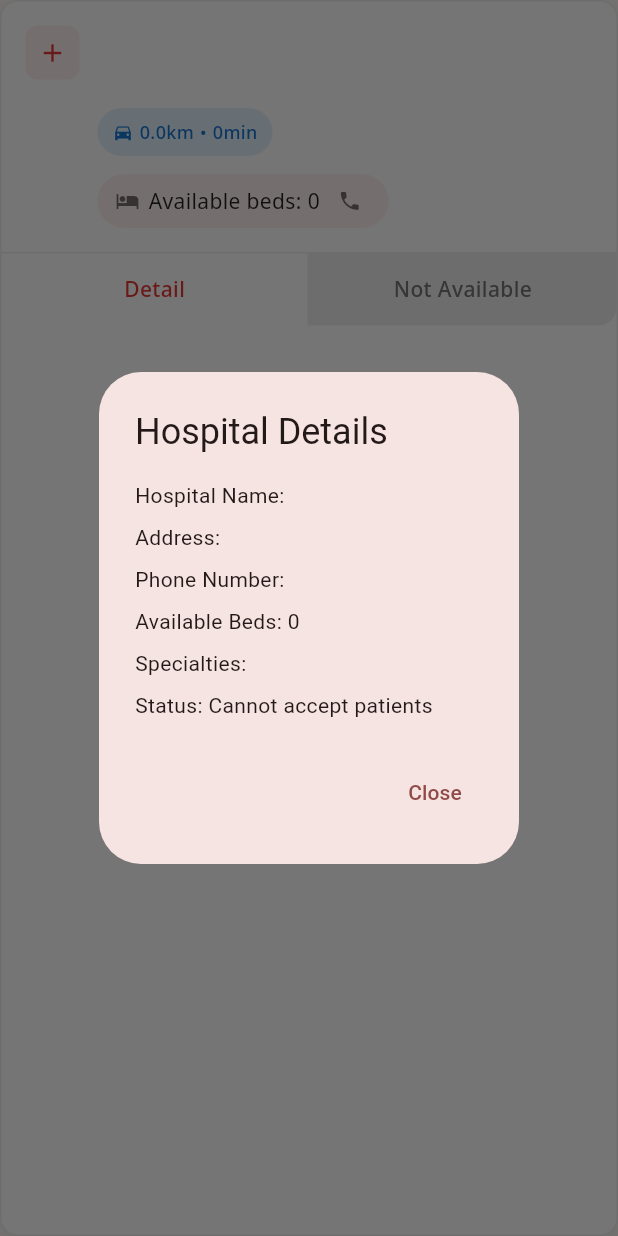
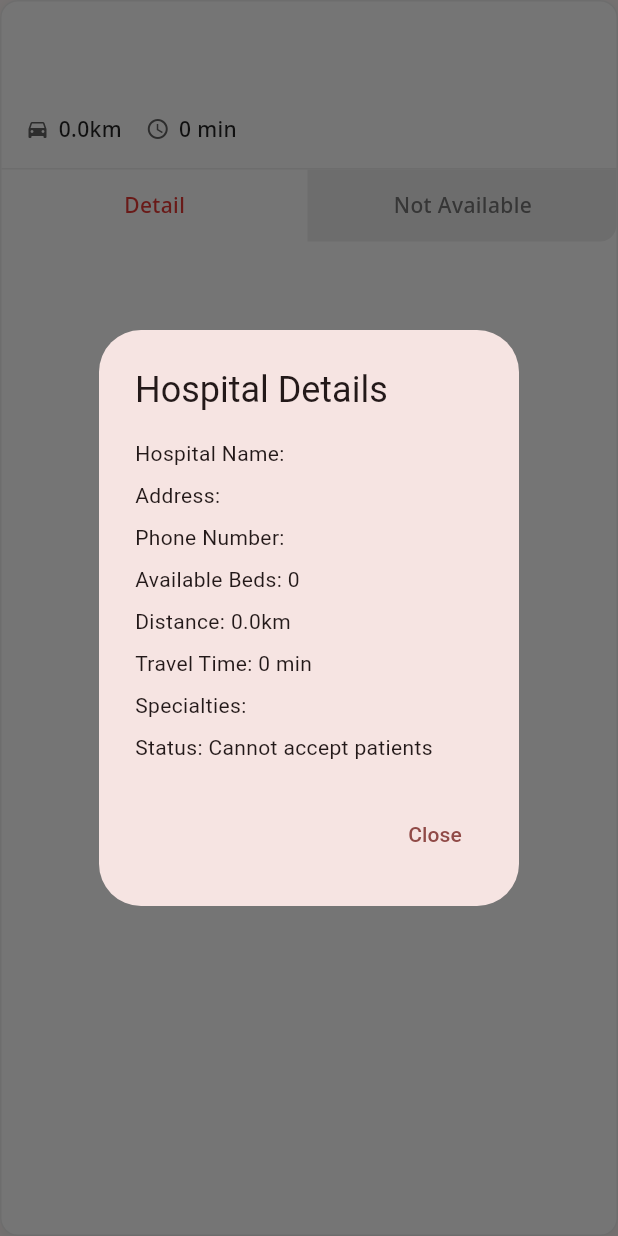
Before and after one commit to gdsc-konkuk/24-25-proj-Atempo-Client, a Flutter app: the HospitalCard widget shown alone on an empty page, opened directly with empty values, after a tap on "Detail", on a phone screen of 412 x 824 dp. Run offline on Flutter 3.47's test engine with Material 3 defaults, Android fonts, the phone set to English and light mode, and no system bars; our stand-ins replace flutter_dotenv, flutter_secure_storage, geocoding, geolocator, google_fonts, google_maps_flutter and 3 more; missing offline and left inert: flutter_mapbox_navigation; accounts and stored records are empty; network calls fail.

Commit message:
Refactor: Improve Emergency Room List UI Screen

```diff
--- a/medicall/lib/screens/emergency_room_list_screen.dart
+++ b/medicall/lib/screens/emergency_room_list_screen.dart
@@ -5,6 +5,11 @@ import '../services/hospital_service.dart';
 import '../models/hospital_model.dart';
 import 'navigation_screen.dart';
 import '../theme/app_theme.dart';
+
+// ort option
+enum SortOption {
+  distance,
+}
 
 class EmergencyRoomListScreen extends StatefulWidget {
   // Hospital list data received from server
@@ -31,6 +36,9 @@ class _EmergencyRoomListScreenState extends State<EmergencyRoomListScreen> {
   StreamSubscription? _hospitalSubscription;
   late String _admissionId;
 
+  // sort option
+  SortOption _currentSortOption = SortOption.distance; // default is distance
+
   final GlobalKey<AnimatedListState> _listKey = GlobalKey<AnimatedListState>();
 
   @override
@@ -40,6 +48,7 @@ class _EmergencyRoomListScreenState extends State<EmergencyRoomListScreen> {
     print('[EmergencyRoomListScreen] 🏥 Initializing with ${widget.hospitals.length} hospitals');
     print('[EmergencyRoomListScreen] 🔑 Admission ID: $_admissionId');
     _hospitals = List.from(widget.hospitals);
+    _sortHospitals(); // initial sort
     _subscribeToHospitalUpdates();
   }
 
@@ -50,7 +59,20 @@ class _EmergencyRoomListScreenState extends State<EmergencyRoomListScreen> {
     super.dispose();
   }
 
-  // Subscribe to real-time hospital list updates
+  // sort hospitals
+  void _sortHospitals() {
+    setState(() {
+      // sort by distance (null items are at the end)
+      _hospitals.sort((a, b) {
+        if (a.distance == null && b.distance == null) return 0;
+        if (a.distance == null) return 1;
+        if (b.distance == null) return -1;
+        return a.distance!.compareTo(b.distance!);
+      });
+    });
+  }
+
+  // subscribe to real-time hospital list updates
   void _subscribeToHospitalUpdates() {
     print('[EmergencyRoomListScreen] 📡 Setting up hospital updates subscription');
     _hospitalSubscription = widget.hospitalService.subscribeToHospitalUpdates().listen(
@@ -76,6 +98,9 @@ class _EmergencyRoomListScreenState extends State<EmergencyRoomListScreen> {
                 _listKey.currentState!.insertItem(_hospitals.length - 1);
               }
             }
+
+            // when new hospital is added or updated, sort the list
+            _sortHospitals();
           });
         }
       },
@@ -198,11 +223,12 @@ class _EmergencyRoomListScreenState extends State<EmergencyRoomListScreen> {
                         ),
                       ),
                       SizedBox(height: 16),
-                      // Available hospitals count
+
+                      // Hospital count
                       Padding(
                         padding: EdgeInsets.symmetric(horizontal: 20),
-                        child: Row(
-                          mainAxisAlignment: MainAxisAlignment.spaceBetween,
+                        child: Column(
+                          crossAxisAlignment: CrossAxisAlignment.start,
                           children: [
                             Text(
                               'Available hospitals: ${_hospitals.length}',
@@ -210,19 +236,26 @@ class _EmergencyRoomListScreenState extends State<EmergencyRoomListScreen> {
                                 fontWeight: FontWeight.bold,
                               ),
                             ),
-                            if (_hospitals.isNotEmpty)
-                              Container(
-                                padding: EdgeInsets.symmetric(horizontal: 10, vertical: 4),
-                                decoration: BoxDecoration(
-                                  color: Colors.green[50],
-                                  borderRadius: BorderRadius.circular(12),
-                                  border: Border.all(color: Colors.green[200]!),
+                            SizedBox(height: 8),
+                            Align(
+                              alignment: Alignment.centerRight,
+                              child: TextButton(
+                                onPressed: _sortHospitals,
+                                style: TextButton.styleFrom(
+                                  minimumSize: Size(0, 0),
+                                  padding: EdgeInsets.symmetric(horizontal: 12, vertical: 6),
+                                  backgroundColor: Colors.grey[200],
+                                  shape: RoundedRectangleBorder(
+                                    borderRadius: BorderRadius.circular(6),
+                                  ),
                                 ),
                                 child: Text(
-                                  'Hospitals Available',
+                                  'Distance',
                                   style: TextStyle(
-                                    fontSize: 12,
-                                    color: Colors.green[800],
+                                    color: Colors.black87,
+                                    fontSize: 14,
+                                    fontWeight: FontWeight.w500,
+                                  ),
                                 ),
                               ),
                             ),
@@ -299,37 +332,19 @@ class _EmergencyRoomListScreenState extends State<EmergencyRoomListScreen> {
                                   ],
                                 ),
                               )
-                            : AnimatedList(
-                                key: _listKey,
-                                initialItemCount: _hospitals.length,
-                                itemBuilder: (context, index, animation) {
+                            : ListView.builder(
+                                padding: EdgeInsets.only(bottom: 16),
+                                itemCount: _hospitals.length,
+                                itemBuilder: (context, index) {
                                   final isSelected = selectedHospitalIndex == index;
                                   final hospital = _hospitals[index];
 
-                                  return SlideTransition(
-                                    position: Tween<Offset>(
-                                      begin: const Offset(1, 0),
-                                      end: Offset.zero,
-                                    ).animate(CurvedAnimation(
-                                      parent: animation,
-                                      curve: Curves.easeOutQuart,
-                                    )),
-                                    child: FadeTransition(
-                                      opacity: Tween<double>(
-                                        begin: 0.0,
-                                        end: 1.0,
-                                      ).animate(CurvedAnimation(
-                                        parent: animation,
-                                        curve: Curves.easeInOut,
-                                      )),
-                                      child: Padding(
+                                  return Padding(
                                     padding: const EdgeInsets.only(bottom: 16.0),
                                     child: HospitalCard(
                                       hospital: hospital,
                                       isSelected: isSelected,
                                       onSelect: () => selectHospital(index),
-                                        ),
-                                      ),
                                     ),
                                   );
                                 },
@@ -353,8 +368,9 @@ class _EmergencyRoomListScreenState extends State<EmergencyRoomListScreen> {
                 );
               },
               backgroundColor: AppTheme.primaryColor,
-              icon: Icon(Icons.directions),
-              label: Text('Navigate'),
+              foregroundColor: Colors.white,
+              icon: Icon(Icons.directions, color: Colors.white),
+              label: Text('Navigate', style: TextStyle(color: Colors.white)),
             )
           : null,
     );
@@ -374,13 +390,13 @@ class HospitalCard extends StatelessWidget {
 
   @override
   Widget build(BuildContext context) {
+    final borderColor = isSelected ? AppTheme.primaryColor : Colors.grey.shade200;
+
     return Container(
+      clipBehavior: Clip.antiAlias, // child widgets do not exceed the container boundaries
       decoration: BoxDecoration(
         color: AppTheme.surfaceColor,
         borderRadius: BorderRadius.circular(12),
-        border: isSelected
-            ? Border.all(color: AppTheme.primaryColor, width: 2)
-            : Border.all(color: Colors.grey.shade200, width: 1),
         boxShadow: [
           BoxShadow(
             color: Colors.grey.withOpacity(0.1),
@@ -389,31 +405,29 @@ class HospitalCard extends StatelessWidget {
             offset: Offset(0, 2),
           ),
         ],
+        // If the hospital is not selected, add a border
+        border: isSelected ? null : Border.all(color: borderColor, width: 1),
       ),
       child: Column(
         children: [
-          Padding(
+          // card content
+          Container(
+            // If the hospital is selected, add a border
+            decoration: isSelected
+                ? BoxDecoration(
+                    border: Border(
+                      left: BorderSide(color: AppTheme.primaryColor, width: 2),
+                      top: BorderSide(color: AppTheme.primaryColor, width: 2),
+                      right: BorderSide(color: AppTheme.primaryColor, width: 2),
+                    ),
+                  )
+                : null,
+            child: Padding(
               padding: const EdgeInsets.all(16.0),
-            child: Row(
-              crossAxisAlignment: CrossAxisAlignment.start,
-              children: [
-                Container(
-                  padding: EdgeInsets.all(8),
-                  decoration: BoxDecoration(
-                    color: Color(0xFFFFF0F0),
-                    borderRadius: BorderRadius.circular(8),
-                  ),
-                  child: Icon(
-                    Icons.add,
-                    color: AppTheme.primaryColor,
-                    size: 20,
-                  ),
-                ),
-                SizedBox(width: 12),
-                Expanded(
               child: Column(
                 crossAxisAlignment: CrossAxisAlignment.start,
                 children: [
+                  // Hospital name
                   Text(
                     hospital.name,
                     style: GoogleFonts.notoSans(
@@ -423,6 +437,8 @@ class HospitalCard extends StatelessWidget {
                     ),
                   ),
                   SizedBox(height: 4),
+
+                  // Address
                   Text(
                     hospital.address,
                     style: GoogleFonts.notoSans(
@@ -430,91 +446,50 @@ class HospitalCard extends StatelessWidget {
                       color: Colors.grey[600],
                     ),
                   ),
-                      SizedBox(height: 8),
-                      // Distance and travel time information
-                      if (hospital.distance != null || hospital.travelTime != null)
-                        Container(
-                          padding: EdgeInsets.symmetric(horizontal: 10, vertical: 6),
-                          decoration: BoxDecoration(
-                            color: Colors.blue[50],
-                            borderRadius: BorderRadius.circular(16),
-                          ),
-                          child: Row(
-                            mainAxisSize: MainAxisSize.min,
+
+                  SizedBox(height: 12),
+
+                  // Distance and Travel Time
+                  Row(
                     children: [
+                      // Car icon with distance
                       Icon(
                         Icons.directions_car,
-                                size: 14,
-                                color: Colors.blue[700],
+                        size: 16,
+                        color: Colors.grey[700],
                       ),
-                              SizedBox(width: 4),
+                      SizedBox(width: 6),
+
+                      // Distance
                       Text(
                         hospital.distance != null
                             ? '${hospital.distance?.toStringAsFixed(1)}km'
-                                    : '',
-                                style: GoogleFonts.notoSans(
-                                  fontSize: 12,
-                                  color: Colors.blue[700],
-                                  fontWeight: FontWeight.w500,
-                                ),
-                              ),
-                              if (hospital.distance != null && hospital.travelTime != null)
-                                Text(' • ', style: TextStyle(color: Colors.blue[700])),
-                              if (hospital.travelTime != null)
-                                Text(
-                                  '${hospital.travelTime}min',
-                                  style: GoogleFonts.notoSans(
-                                    fontSize: 12,
-                                    color: Colors.blue[700],
-                                    fontWeight: FontWeight.w500,
-                                  ),
-                                ),
-                            ],
-                          ),
-                        ),
-                      SizedBox(height: 12),
-                      Container(
-                        padding: EdgeInsets.symmetric(horizontal: 12, vertical: 8),
-                        decoration: BoxDecoration(
-                          color: Color(0xFFFFF0F0),
-                          borderRadius: BorderRadius.circular(20),
-                        ),
-                        child: Wrap(
-                          spacing: 12,
-                          runSpacing: 8,
-                          crossAxisAlignment: WrapCrossAlignment.center,
-                          children: [
-                            Row(
-                              mainAxisSize: MainAxisSize.min,
-                              children: [
-                                Icon(
-                                  Icons.hotel,
-                                  size: 16,
-                                  color: Colors.black54,
-                                ),
-                                SizedBox(width: 6),
-                                Text(
-                                  'Available beds: ${hospital.availableBeds}',
+                            : '-',
                         style: GoogleFonts.notoSans(
                           fontSize: 14,
+                          fontWeight: FontWeight.w500,
                           color: Colors.black87,
                         ),
                       ),
-                              ],
-                            ),
-                            Row(
-                              mainAxisSize: MainAxisSize.min,
-                              children: [
+
+                      SizedBox(width: 16),
+
+                      // Clock icon with travel time
                       Icon(
-                                  Icons.phone,
+                        Icons.access_time,
                         size: 16,
-                                  color: Colors.black54,
+                        color: Colors.grey[700],
                       ),
                       SizedBox(width: 6),
+
+                      // Travel time
                       Text(
-                                  hospital.phoneNumber,
+                        hospital.travelTime != null
+                            ? '${hospital.travelTime} min'
+                            : '-',
                         style: GoogleFonts.notoSans(
                           fontSize: 14,
+                          fontWeight: FontWeight.w500,
                           color: Colors.black87,
                         ),
                       ),
@@ -523,41 +498,28 @@ class HospitalCard extends StatelessWidget {
                 ],
               ),
             ),
-                      // Specialties information
-                      if (hospital.specialties != null && hospital.specialties!.isNotEmpty)
-                        Padding(
-                          padding: const EdgeInsets.only(top: 8.0),
-                          child: Wrap(
-                            spacing: 6,
-                            runSpacing: 6,
-                            children: hospital.specialties!.split(',').map((specialty) {
-                              return Container(
-                                padding: EdgeInsets.symmetric(horizontal: 8, vertical: 4),
+          ),
+
+          // Action buttons
+          Container(
             decoration: BoxDecoration(
-                                  color: Colors.grey[100],
-                                  borderRadius: BorderRadius.circular(12),
-                                  border: Border.all(color: Colors.grey[300]!),
-                                ),
-                                child: Text(
-                                  specialty.trim(),
-                                  style: GoogleFonts.notoSans(
-                                    fontSize: 12,
-                                    color: Colors.grey[800],
+              border: Border(
+                top: BorderSide(color: Colors.grey.shade200),
               ),
             ),
-                              );
-                            }).toList(),
+            child: Row(
+              children: [
+                // Detail button
+                Expanded(
+                  child: Container(
+                    // If the hospital is selected, add a left border
+                    decoration: isSelected
+                        ? BoxDecoration(
+                            border: Border(
+                              left: BorderSide(color: AppTheme.primaryColor, width: 2),
                             ),
-                        ),
-                    ],
-                  ),
-                ),
-              ],
-            ),
-          ),
-          Row(
-            children: [
-              Expanded(
+                          )
+                        : null,
                     child: InkWell(
                       onTap: () {
                         // Navigate to detail screen or show detail modal
@@ -565,7 +527,8 @@ class HospitalCard extends StatelessWidget {
                           context: context,
                           builder: (context) => AlertDialog(
                             title: Text('Hospital Details'),
-                        content: Column(
+                            content: SingleChildScrollView(
+                              child: Column(
                                 mainAxisSize: MainAxisSize.min,
                                 crossAxisAlignment: CrossAxisAlignment.start,
                                 children: [
@@ -576,6 +539,10 @@ class HospitalCard extends StatelessWidget {
                                   Text('Phone Number: ${hospital.phoneNumber}'),
                                   SizedBox(height: 8),
                                   Text('Available Beds: ${hospital.availableBeds}'),
+                                  SizedBox(height: 8),
+                                  Text('Distance: ${hospital.distance != null ? '${hospital.distance?.toStringAsFixed(1)}km' : 'N/A'}'),
+                                  SizedBox(height: 8),
+                                  Text('Travel Time: ${hospital.travelTime != null ? '${hospital.travelTime} min' : 'N/A'}'),
                                   if (hospital.specialties != null) ...[
                                     SizedBox(height: 8),
                                     Text('Specialties: ${hospital.specialties}'),
@@ -583,6 +550,7 @@ class HospitalCard extends StatelessWidget {
                                   SizedBox(height: 8),
                                   Text('Status: ${hospital.isAvailable ? "Can accept patients" : "Cannot accept patients"}'),
                                 ],
+                              ),
                             ),
                             actions: [
                               TextButton(
@@ -598,7 +566,6 @@ class HospitalCard extends StatelessWidget {
                         alignment: Alignment.center,
                         decoration: BoxDecoration(
                           border: Border(
-                        top: BorderSide(color: Colors.grey.shade200),
                             right: BorderSide(color: Colors.grey.shade200),
                           ),
                         ),
@@ -612,32 +579,62 @@ class HospitalCard extends StatelessWidget {
                       ),
                     ),
                   ),
+                ),
+
+                // Select button
                 Expanded(
+                  child: isSelected
+                      // If the hospital is selected, add a border
+                      ? Container(
+                          decoration: BoxDecoration(
+                            color: AppTheme.primaryColor,
+                            borderRadius: BorderRadius.only(
+                              bottomRight: Radius.circular(12),
+                            ),
+                            // Add a right and bottom border
+                            border: Border(
+                              right: BorderSide(color: AppTheme.primaryColor, width: 2),
+                              bottom: BorderSide(color: AppTheme.primaryColor, width: 2),
+                            ),
+                          ),
                           child: InkWell(
                             onTap: hospital.isAvailable ? onSelect : null,
                             child: Container(
                               padding: EdgeInsets.symmetric(vertical: 14),
-                    alignment: Alignment.center,
-                    decoration: BoxDecoration(
-                      color: isSelected
-                          ? AppTheme.primaryColor
-                          : (hospital.isAvailable ? null : Colors.grey[200]),
-                      borderRadius: BorderRadius.only(
-                        bottomRight: Radius.circular(12),
-                      ),
-                      border: Border(
-                        top: BorderSide(color: Colors.grey.shade200),
+                              width: double.infinity,
+                              child: Center(
+                                child: Text(
+                                  'Selected',
+                                  style: GoogleFonts.notoSans(
+                                    color: Colors.white,
+                                    fontWeight: FontWeight.w500,
                                   ),
                                 ),
+                              ),
+                            ),
+                          ),
+                        )
+                      // If the hospital is not selected, add a border
+                      : InkWell(
+                          onTap: hospital.isAvailable ? onSelect : null,
+                          child: Container(
+                            padding: EdgeInsets.symmetric(vertical: 14),
+                            width: double.infinity,
+                            decoration: BoxDecoration(
+                              color: hospital.isAvailable ? null : Colors.grey[200],
+                              borderRadius: BorderRadius.only(
+                                bottomRight: Radius.circular(11),
+                              ),
+                            ),
+                            child: Center(
                               child: Text(
-                      isSelected
-                          ? 'Selected'
-                          : (hospital.isAvailable ? 'Select' : 'Not Available'),
+                                hospital.isAvailable ? 'Select' : 'Not Available',
                                 style: GoogleFonts.notoSans(
-                        color: isSelected
-                            ? Colors.white
-                            : (hospital.isAvailable ? AppTheme.primaryColor : Colors.grey[600]),
+                                  color: hospital.isAvailable
+                                      ? AppTheme.primaryColor
+                                      : Colors.grey[600],
                                   fontWeight: FontWeight.w500,
+                                ),
                               ),
                             ),
                           ),
@@ -645,6 +642,7 @@ class HospitalCard extends StatelessWidget {
                 ),
               ],
             ),
+          ),
         ],
       ),
     );
```
Also changed, not shown: 1 other file. Lines whose indentation alone changed are shown as unchanged.
